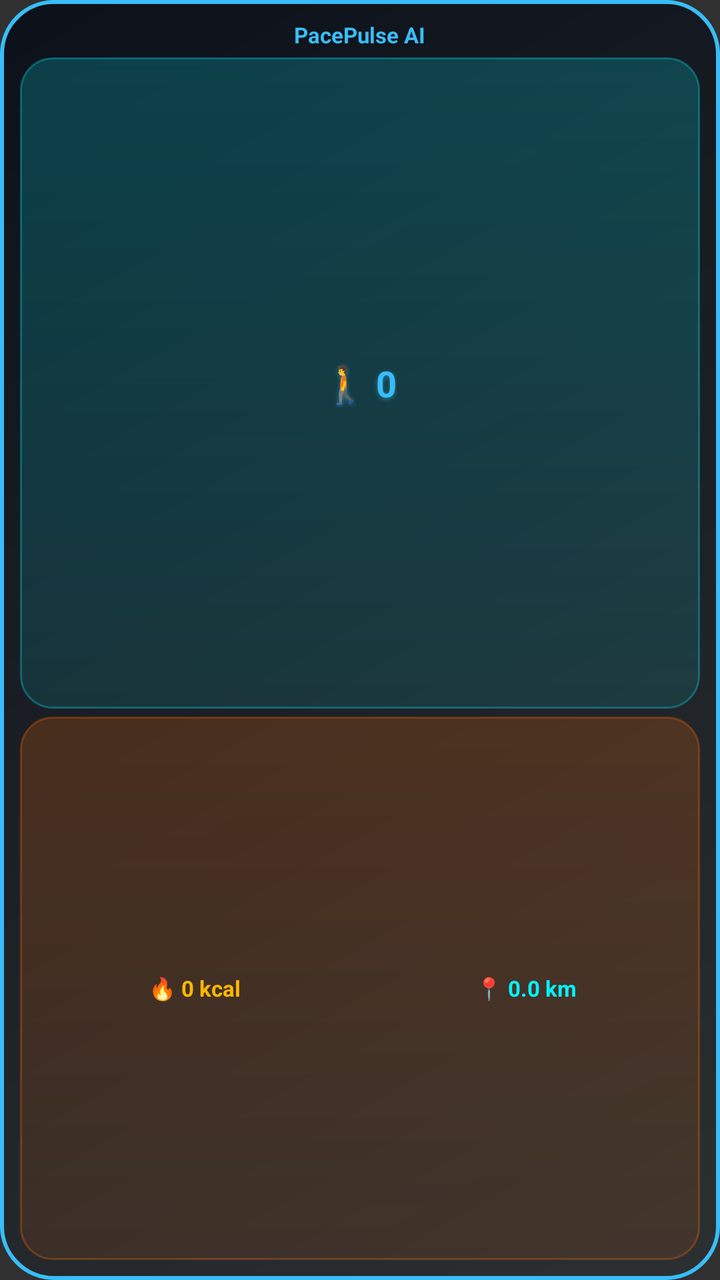
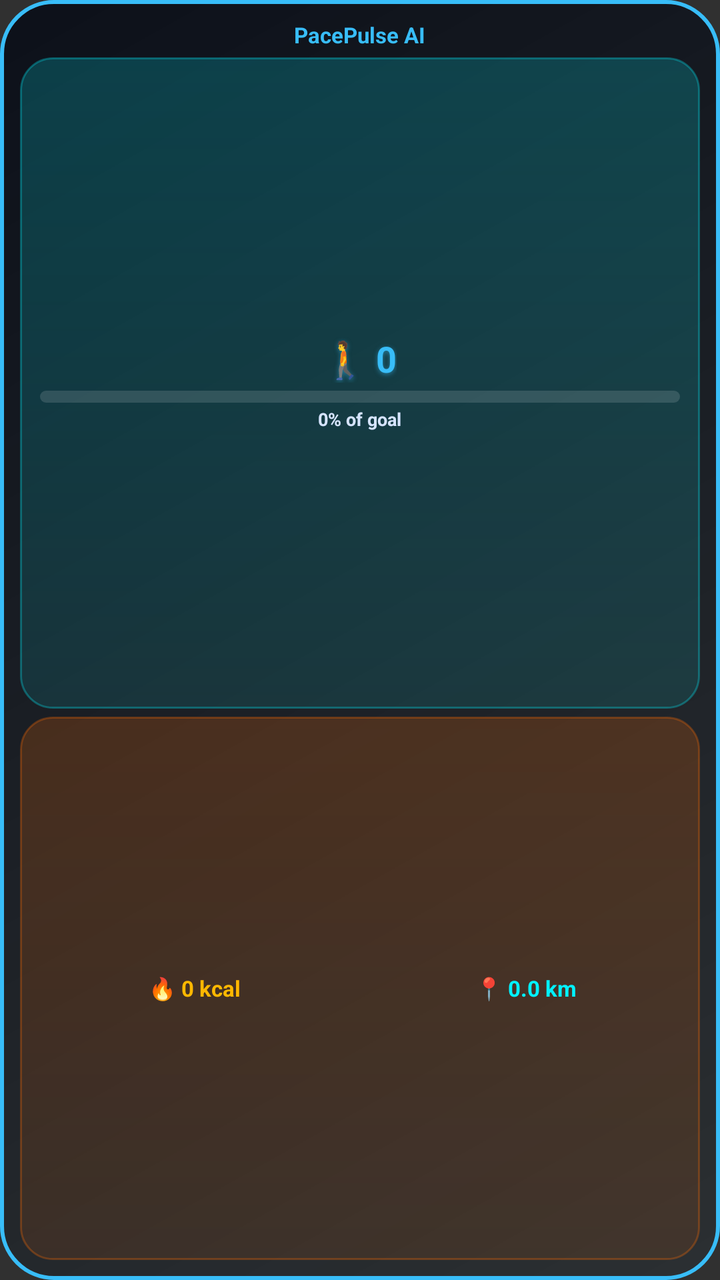

Before-and-after screenshots of an Android layout around one commit, followed by the original layout XML and the change that was made.
<!-- AndroidManifest.xml: application theme android:Theme.Material.NoActionBar -->
<!-- res/layout/pace_pulse_widget_glass.xml -->
<?xml version="1.0" encoding="utf-8"?>
<LinearLayout xmlns:android="http://schemas.android.com/apk/res/android"
    android:id="@+id/widget_root"
    android:layout_width="match_parent"
    android:layout_height="match_parent"
    android:orientation="vertical"
    android:padding="10dp"
    android:background="@drawable/widget_background_glass"
    android:gravity="center">

    
    <TextView
        android:layout_width="wrap_content"
        android:layout_height="wrap_content"
        android:text="PacePulse AI"
        android:textColor="#38BDF8"
        android:textSize="11sp"
        android:textStyle="bold"
        android:layout_marginBottom="4dp" />

    
    <LinearLayout
        android:layout_width="match_parent"
        android:layout_height="0dp"
        android:layout_weight="1.2"
        android:orientation="vertical"
        android:gravity="center"
        android:background="@drawable/widget_pill_steps"
        android:padding="4dp"
        android:layout_marginBottom="4dp">

        <TextView
            android:id="@+id/widget_steps"
            android:layout_width="wrap_content"
            android:layout_height="wrap_content"
            android:text="🚶 0"
            android:textColor="#38BDF8"
            android:textSize="18sp"
            android:textStyle="bold"
            android:shadowColor="#8038BDF8"
            android:shadowDx="0"
            android:shadowDy="2"
            android:shadowRadius="6"
            android:gravity="center" />
    </LinearLayout>

    
    <LinearLayout
        android:layout_width="match_parent"
        android:layout_height="0dp"
        android:layout_weight="1"
        android:orientation="horizontal"
        android:gravity="center"
        android:background="@drawable/widget_pill_calories"
        android:padding="4dp">

        <TextView
            android:id="@+id/widget_calories"
            android:layout_width="0dp"
            android:layout_height="wrap_content"
            android:layout_weight="1"
            android:text="🔥 0 kcal"
            android:textColor="#FFB800"
            android:textSize="11sp"
            android:textStyle="bold"
            android:gravity="center" />

        <TextView
            android:id="@+id/widget_distance"
            android:layout_width="0dp"
            android:layout_height="wrap_content"
            android:layout_weight="1"
            android:text="📍 0.0 km"
            android:textColor="#00F2FE"
            android:textSize="11sp"
            android:textStyle="bold"
            android:gravity="center" />
    </LinearLayout>
</LinearLayout>
<!-- resources referenced by this layout -->
<resources>
  <!-- drawable widget_background_glass (drawable) -->
  <?xml version="1.0" encoding="utf-8"?>
  <shape xmlns:android="http://schemas.android.com/apk/res/android"
      android:shape="rectangle">
      <gradient
          android:angle="135"
          android:startColor="#2A102A3A"
          android:endColor="#D0040914"
          android:type="linear" />
      <corners android:radius="26dp" />
      <stroke
          android:width="2dp"
          android:color="#38BDF8" />
  </shape>
  <!-- drawable widget_pill_calories (drawable) -->
  <?xml version="1.0" encoding="utf-8"?>
  <shape xmlns:android="http://schemas.android.com/apk/res/android"
      android:shape="rectangle">
      <gradient
          android:angle="90"
          android:startColor="#1AFF6B00"
          android:endColor="#33FF6B00"
          android:type="linear" />
      <corners android:radius="16dp" />
      <stroke
          android:width="1dp"
          android:color="#4DFF6B00" />
  </shape>
  <!-- drawable widget_pill_steps (drawable) -->
  <?xml version="1.0" encoding="utf-8"?>
  <shape xmlns:android="http://schemas.android.com/apk/res/android"
      android:shape="rectangle">
      <gradient
          android:angle="90"
          android:startColor="#1A00F2FE"
          android:endColor="#3300F2FE"
          android:type="linear" />
      <corners android:radius="16dp" />
      <stroke
          android:width="1dp"
          android:color="#4D00F2FE" />
  </shape>
</resources>

<!-- the commit's change to res/layout/pace_pulse_widget_glass.xml (unified diff, before → after) -->
@@ -42,6 +42,28 @@
             android:shadowDy="2"
             android:shadowRadius="6"
             android:gravity="center" />
+
+        <ProgressBar
+            android:id="@+id/widget_goal_progress"
+            style="?android:attr/progressBarStyleHorizontal"
+            android:layout_width="match_parent"
+            android:layout_height="6dp"
+            android:layout_marginTop="4dp"
+            android:layout_marginHorizontal="6dp"
+            android:max="100"
+            android:progress="0"
+            android:progressDrawable="@drawable/widget_progress_bar" />
+
+        <TextView
+            android:id="@+id/widget_goal_pct"
+            android:layout_width="wrap_content"
+            android:layout_height="wrap_content"
+            android:layout_marginTop="2dp"
+            android:text="0% of goal"
+            android:textColor="#D6E4FF"
+            android:textSize="9sp"
+            android:textStyle="bold"
+            android:gravity="center" />
     </LinearLayout>
 
     
<!-- resource entries referenced after the edit -->
@@ -42,5 +42,27 @@
           android:width="1dp"
           android:color="#4D00F2FE" />
   </shape>
+  <!-- drawable widget_progress_bar (drawable) -->
+  <?xml version="1.0" encoding="utf-8"?>
+  <layer-list xmlns:android="http://schemas.android.com/apk/res/android">
+      <item android:id="@android:id/background">
+          <shape android:shape="rectangle">
+              <corners android:radius="4dp" />
+              <solid android:color="#22FFFFFF" />
+          </shape>
+      </item>
+      <item android:id="@android:id/progress">
+          <clip>
+              <shape android:shape="rectangle">
+                  <corners android:radius="4dp" />
+                  <gradient
+                      android:angle="0"
+                      android:startColor="#00F2FE"
+                      android:endColor="#8B5CF6"
+                      android:type="linear" />
+              </shape>
+          </clip>
+      </item>
+  </layer-list>
 </resources>
 
